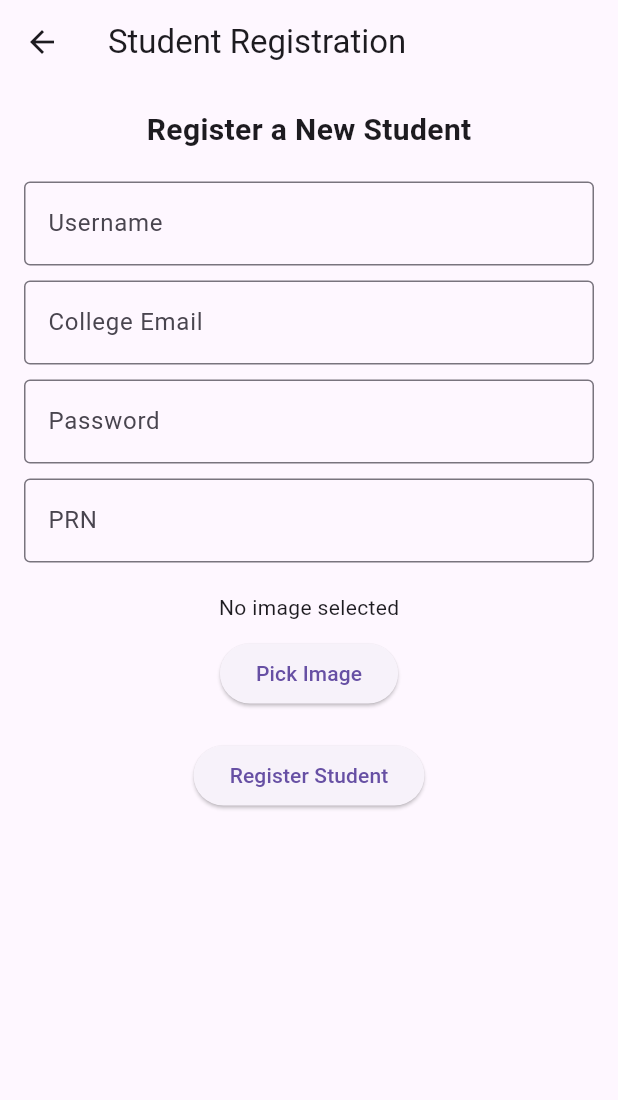
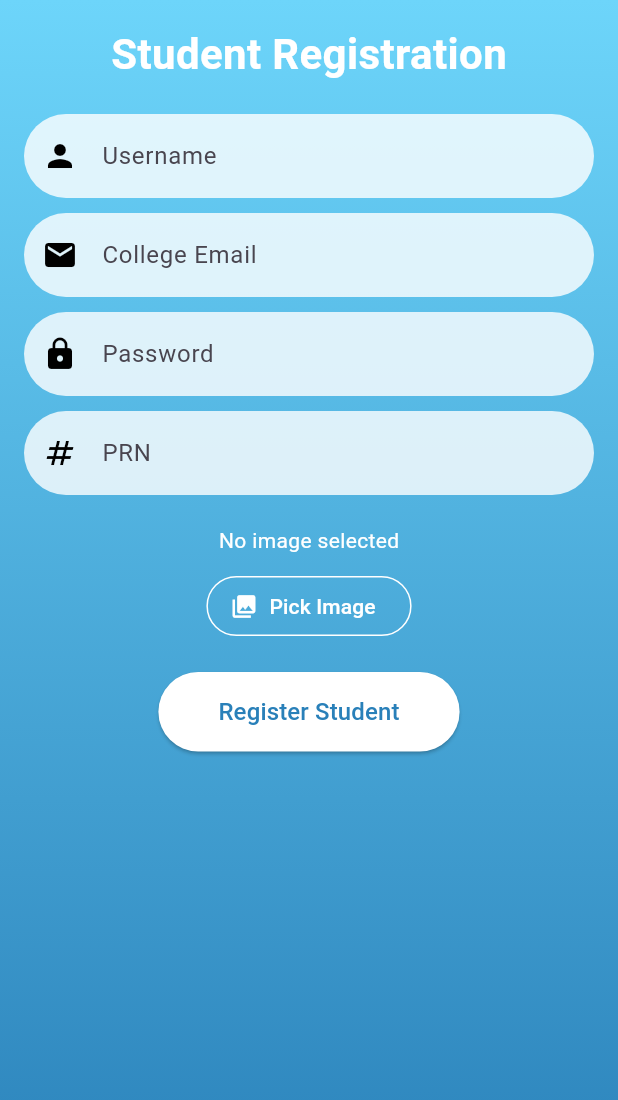
Before and after one commit to jadhavswapnil01/Flutter_Attendance, a Flutter app: the screen it shows after launch, after a tap on "Student Register", on a phone screen of 412 x 824 dp. Shown: the top 1100 px of the screen. Run offline on Flutter 3.47's test engine with Material 3 defaults, Android fonts, the phone set to English and light mode, and no system bars; our stand-ins replace image_picker, sqflite; accounts and stored records are empty; network calls fail.

Commit message:
UI improvements to student_register.dart,main.dart

```diff
--- a/lib/main.dart
+++ b/lib/main.dart
@@ -1,10 +1,11 @@
 import 'package:flutter/material.dart';
-import 'package:sqflite/sqflite.dart'; // Add this in pubspec.yaml
-import 'package:path/path.dart'; // For database path
+// import 'package:sqflite/sqflite.dart';
+// import 'package:path/path.dart';
 import 'screens/student_register.dart';
 import 'screens/student_login.dart';
 import 'screens/add_class.dart';
-import 'widgets/custom_button.dart';
+import 'helpers/database_helper.dart';
+// import 'widgets/custom_button.dart';
 
 void main() {
   runApp(const MyApp());
@@ -17,7 +18,10 @@ class MyApp extends StatelessWidget {
   Widget build(BuildContext context) {
     return MaterialApp(
       title: 'Attendance App',
-      theme: ThemeData(primarySwatch: Colors.blue),
+      theme: ThemeData(
+        primarySwatch: Colors.blue,
+        fontFamily: 'Roboto',
+      ),
       home: const HomeScreen(),
     );
   }
@@ -29,13 +33,55 @@ class HomeScreen extends StatelessWidget {
   @override
   Widget build(BuildContext context) {
     return Scaffold(
-      appBar: AppBar(title: const Text('Attendance App')),
-      body: Center(
+      appBar: AppBar(
+        title: const Text(
+          'Attendance App',
+          style: TextStyle(fontWeight: FontWeight.bold),
+        ),
+        elevation: 0,
+        backgroundColor: Colors.white,
+        flexibleSpace: Container(
+          decoration: const BoxDecoration(
+            gradient: LinearGradient(
+              colors: [Color(0xFF1976D2), Color(0xFF42A5F5)],
+              begin: Alignment.topLeft,
+              end: Alignment.bottomRight,
+            ),
+          ),
+        ),
+      ),
+      body: Container(
+        decoration: const BoxDecoration(
+          gradient: LinearGradient(
+            colors: [Color(0xFFE3F2FD), Color(0xFFBBDEFB)],
+            begin: Alignment.topCenter,
+            end: Alignment.bottomCenter,
+          ),
+        ),
+        child: Center(
+          child: SingleChildScrollView(
             child: Column(
               mainAxisAlignment: MainAxisAlignment.center,
               children: [
-            CustomButton(
+                const Icon(
+                  Icons.school_rounded,
+                  size: 100,
+                  color: Color(0xFF1976D2),
+                ),
+                const SizedBox(height: 20),
+                const Text(
+                  'Welcome to Attendance App',
+                  style: TextStyle(
+                    fontSize: 22,
+                    fontWeight: FontWeight.bold,
+                    color: Color(0xFF1976D2),
+                  ),
+                ),
+                const SizedBox(height: 30),
+                // Custom Button Widgets
+                CustomButtonWithIcon(
                   text: 'Student Register',
+                  icon: Icons.person_add_alt_1,
                   onPressed: () {
                     Navigator.push(
                       context,
@@ -43,8 +89,9 @@ class HomeScreen extends StatelessWidget {
                     );
                   },
                 ),
-            CustomButton(
+                CustomButtonWithIcon(
                   text: 'Student Login',
+                  icon: Icons.login,
                   onPressed: () {
                     Navigator.push(
                       context,
@@ -52,8 +99,9 @@ class HomeScreen extends StatelessWidget {
                     );
                   },
                 ),
-            CustomButton(
+                CustomButtonWithIcon(
                   text: 'View All Students',
+                  icon: Icons.list_alt,
                   onPressed: () {
                     Navigator.push(
                       context,
@@ -61,8 +109,9 @@ class HomeScreen extends StatelessWidget {
                     );
                   },
                 ),
-            CustomButton(
+                CustomButtonWithIcon(
                   text: 'Add Classes',
+                  icon: Icons.class_,
                   onPressed: () {
                     Navigator.push(
                       context,
@@ -73,76 +122,54 @@ class HomeScreen extends StatelessWidget {
               ],
             ),
           ),
+        ),
+      ),
     );
   }
 }
 
-// Database Helper
-class DatabaseHelper {
-  static Database? _database;
+// Custom Button with Icon
+class CustomButtonWithIcon extends StatelessWidget {
+  final String text;
+  final IconData icon;
+  final VoidCallback onPressed;
 
-  // Initialize database
-  static Future<void> initDatabase() async {
-    if (_database != null) return;
-    try {
-      String dbPath = await getDatabasesPath();
-      String path = join(dbPath, 'students.db');
-      _database = await openDatabase(
-        path,
-        version: 1,
-        onCreate: (db, version) async {
-          await db.execute('''
-            CREATE TABLE students (
-              id INTEGER PRIMARY KEY AUTOINCREMENT,
-              username TEXT NOT NULL,
-              prn TEXT NOT NULL,
-              email TEXT NOT NULL,
-              uuid TEXT NOT NULL
-            )
-          ''');
-        },
+  const CustomButtonWithIcon({
+    required this.text,
+    required this.icon,
+    required this.onPressed,
+    Key? key,
+  }) : super(key: key);
+
+  @override
+  Widget build(BuildContext context) {
+    return Padding(
+      padding: const EdgeInsets.symmetric(horizontal: 20, vertical: 10),
+      child: ElevatedButton.icon(
+        onPressed: onPressed,
+        style: ElevatedButton.styleFrom(
+          padding: const EdgeInsets.symmetric(vertical: 15, horizontal: 20),
+          shape: RoundedRectangleBorder(
+            borderRadius: BorderRadius.circular(30),
+          ),
+          elevation: 5,
+          backgroundColor: Colors.white, // Changed to white
+          side: const BorderSide(color: Color(0xFF1976D2), width: 2), // Optional border
+        ),
+        icon: Icon(icon, size: 24, color: const Color(0xFF1976D2)), // Icon color updated
+        label: Text(
+          text,
+          style: const TextStyle(
+            fontSize: 18,
+            fontWeight: FontWeight.w600,
+            color: Color(0xFF1976D2), // Text color updated
+          ),
+        ),
+      ),
     );
-      debugPrint("Database initialized at $path");
-    } catch (e) {
-      debugPrint("Error initializing database: $e");
   }
 }
 
-  // Insert student into the database
-  static Future<void> saveStudent({
-    required String username,
-    required String prn,
-    required String email,
-    required String uuid,
-  }) async {
-    if (_database == null) await initDatabase();
-    try {
-      await _database?.insert(
-        'students',
-        {
-          'username': username,
-          'prn': prn,
-          'email': email,
-          'uuid': uuid,
-        },
-      );
-      debugPrint("Student $username inserted successfully.");
-    } catch (e) {
-      debugPrint("Error saving student: $e");
-    }
-  }
-
-  // Fetch all students
-  static Future<List<Map<String, dynamic>>> fetchAllStudents() async {
-    if (_database == null) await initDatabase();
-    try {
-      return await _database!.query('students');
-    } catch (e) {
-      debugPrint("Error fetching students: $e");
-      return [];
-    }
-  }
-}
 
 // Students List Screen
 class StudentsList extends StatelessWidget {
@@ -151,7 +178,10 @@ class StudentsList extends StatelessWidget {
   @override
   Widget build(BuildContext context) {
     return Scaffold(
-      appBar: AppBar(title: const Text('Stored Students')),
+      appBar: AppBar(
+        title: const Text('Stored Students'),
+        backgroundColor: const Color(0xFF1976D2),
+      ),
       body: FutureBuilder<List<Map<String, dynamic>>>(
         future: DatabaseHelper.fetchAllStudents(),
         builder: (context, snapshot) {
@@ -165,9 +195,14 @@ class StudentsList extends StatelessWidget {
             itemCount: snapshot.data!.length,
             itemBuilder: (context, index) {
               final student = snapshot.data![index];
-              return ListTile(
+              return Card(
+                margin: const EdgeInsets.symmetric(horizontal: 15, vertical: 5),
+                child: ListTile(
                   title: Text(student['username']),
-                subtitle: Text('PRN: ${student['prn']}, Email: ${student['email']}'),
+                  subtitle: Text('PRN: ${student['prn']}\nEmail: ${student['email']}'),
+                  leading: const Icon(Icons.person, color: Color(0xFF1976D2)),
+                  trailing: const Icon(Icons.arrow_forward_ios, size: 18),
+                ),
               );
             },
           );
--- a/lib/screens/student_register.dart
+++ b/lib/screens/student_register.dart
@@ -3,7 +3,7 @@ import 'package:flutter/material.dart';
 import 'package:image_picker/image_picker.dart';
 import 'package:http/http.dart' as http;
 import 'package:uuid/uuid.dart';
-import '../helpers/database_helper.dart'; // Ensure this path matches your project structure
+import '../helpers/database_helper.dart'; // Adjust as per your structure
 
 class StudentRegister extends StatefulWidget {
   const StudentRegister({Key? key}) : super(key: key);
@@ -58,7 +58,6 @@ class _StudentRegisterState extends State<StudentRegister> {
       try {
         var response = await request.send();
         if (response.statusCode == 200) {
-          // Save the student data locally using DatabaseHelper
           await DatabaseHelper.saveStudent({
             'username': _usernameController.text,
             'prn': _prnController.text,
@@ -95,101 +94,149 @@ class _StudentRegisterState extends State<StudentRegister> {
   @override
   Widget build(BuildContext context) {
     return Scaffold(
-      appBar: AppBar(
-        title: const Text('Student Registration'),
+      body: Stack(
+        children: [
+          Container(
+            decoration: const BoxDecoration(
+              gradient: LinearGradient(
+                colors: [Color(0xFF6DD5FA), Color(0xFF2980B9)],
+                begin: Alignment.topCenter,
+                end: Alignment.bottomCenter,
               ),
-      body: SingleChildScrollView(
+            ),
+          ),
+          SafeArea(
+            child: SingleChildScrollView(
               child: Padding(
                 padding: const EdgeInsets.all(16.0),
                 child: Form(
                   key: _formKey,
                   child: Column(
+                    crossAxisAlignment: CrossAxisAlignment.center,
                     children: [
                       const Text(
-                  'Register a New Student',
-                  style: TextStyle(fontSize: 20, fontWeight: FontWeight.bold),
+                        'Student Registration',
+                        style: TextStyle(
+                          fontSize: 28,
+                          fontWeight: FontWeight.bold,
+                          color: Colors.white,
+                        ),
                       ),
                       const SizedBox(height: 20),
-                TextFormField(
+                      _buildTextField(
                         controller: _usernameController,
-                  decoration: const InputDecoration(
-                    labelText: 'Username',
-                    border: OutlineInputBorder(),
-                  ),
-                  validator: (value) =>
-                      value!.isEmpty ? 'Enter a username' : null,
+                        label: 'Username',
+                        icon: Icons.person,
                       ),
                       const SizedBox(height: 10),
-                TextFormField(
+                      _buildTextField(
                         controller: _emailController,
-                  decoration: const InputDecoration(
-                    labelText: 'College Email',
-                    border: OutlineInputBorder(),
-                  ),
-                  validator: (value) {
-                    if (value == null || value.isEmpty) {
-                      return 'Enter an email';
-                    }
-                    if (!RegExp(r'^[\w-\.]+@([\w-]+\.)+[\w-]{2,4}$')
-                        .hasMatch(value)) {
-                      return 'Enter a valid email';
-                    }
-                    return null;
-                  },
+                        label: 'College Email',
+                        icon: Icons.email,
                       ),
                       const SizedBox(height: 10),
-                TextFormField(
+                      _buildTextField(
                         controller: _passwordController,
-                  decoration: const InputDecoration(
-                    labelText: 'Password',
-                    border: OutlineInputBorder(),
-                  ),
+                        label: 'Password',
+                        icon: Icons.lock,
                         obscureText: true,
-                  validator: (value) =>
-                      value!.isEmpty ? 'Enter a password' : null,
                       ),
                       const SizedBox(height: 10),
-                TextFormField(
+                      _buildTextField(
                         controller: _prnController,
-                  decoration: const InputDecoration(
-                    labelText: 'PRN',
-                    border: OutlineInputBorder(),
-                  ),
-                  validator: (value) =>
-                      value!.isEmpty ? 'Enter a PRN' : null,
+                        label: 'PRN',
+                        icon: Icons.numbers,
                       ),
                       const SizedBox(height: 20),
                       _image != null
                           ? Column(
                               children: [
-                          const Text('Selected Image:'),
+                                const Text(
+                                  'Selected Image:',
+                                  style: TextStyle(color: Colors.white),
+                                ),
                                 const SizedBox(height: 10),
-                          Image.file(
+                                ClipRRect(
+                                  borderRadius: BorderRadius.circular(12),
+                                  child: Image.file(
                                     _image!,
                                     height: 150,
                                     width: 150,
                                     fit: BoxFit.cover,
                                   ),
+                                ),
                               ],
                             )
-                    : const Text('No image selected'),
+                          : const Text(
+                              'No image selected',
+                              style: TextStyle(color: Colors.white),
+                            ),
                       const SizedBox(height: 10),
-                ElevatedButton(
+                      OutlinedButton.icon(
                         onPressed: _pickImage,
-                  child: const Text('Pick Image'),
+                        icon: const Icon(Icons.photo_library),
+                        label: const Text('Pick Image'),
+                        style: OutlinedButton.styleFrom(
+                          foregroundColor: Colors.white,
+                          side: const BorderSide(color: Colors.white),
+                        ),
                       ),
                       const SizedBox(height: 20),
                       ElevatedButton(
                         onPressed: _isLoading ? null : _registerStudent,
+                        style: ElevatedButton.styleFrom(
+                          padding: const EdgeInsets.symmetric(
+                              horizontal: 40, vertical: 15),
+                          shape: RoundedRectangleBorder(
+                            borderRadius: BorderRadius.circular(30),
+                          ),
+                          backgroundColor: Colors.white,
+                          foregroundColor: const Color(0xFF2980B9),
+                        ),
                         child: _isLoading
                             ? const CircularProgressIndicator()
-                      : const Text('Register Student'),
+                            : const Text(
+                                'Register Student',
+                                style: TextStyle(fontSize: 16),
+                              ),
                       ),
                     ],
                   ),
                 ),
               ),
             ),
+          ),
+          if (_isLoading)
+            const Center(
+              child: CircularProgressIndicator(
+                color: Colors.white,
+              ),
+            ),
+        ],
+      ),
+    );
+  }
+
+  Widget _buildTextField({
+    required TextEditingController controller,
+    required String label,
+    required IconData icon,
+    bool obscureText = false,
+  }) {
+    return TextFormField(
+      controller: controller,
+      obscureText: obscureText,
+      decoration: InputDecoration(
+        labelText: label,
+        prefixIcon: Icon(icon, color: Colors.black),
+        filled: true,
+        fillColor: Colors.white.withOpacity(0.8),
+        border: OutlineInputBorder(
+          borderRadius: BorderRadius.circular(30),
+          borderSide: BorderSide.none,
+        ),
+      ),
+      validator: (value) => value!.isEmpty ? 'Enter $label' : null,
     );
   }
 }
```
Lines whose indentation alone changed are shown as unchanged.
